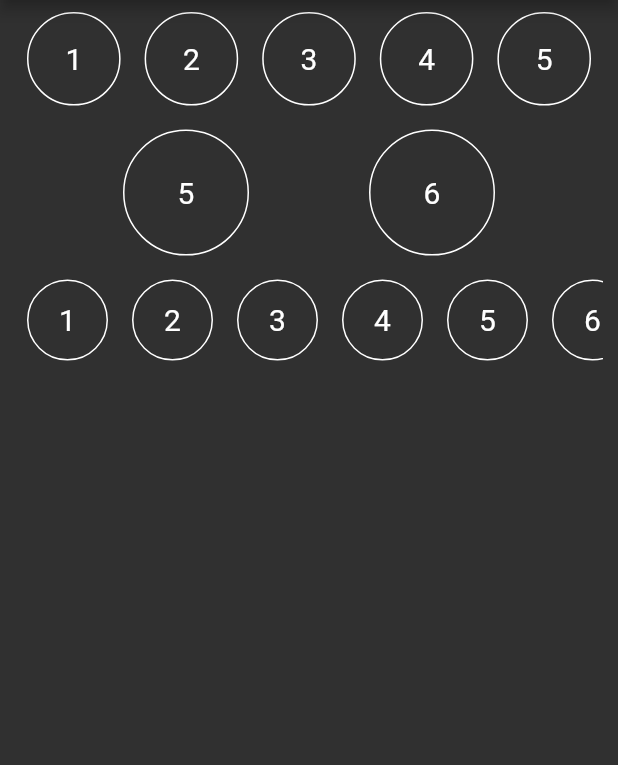
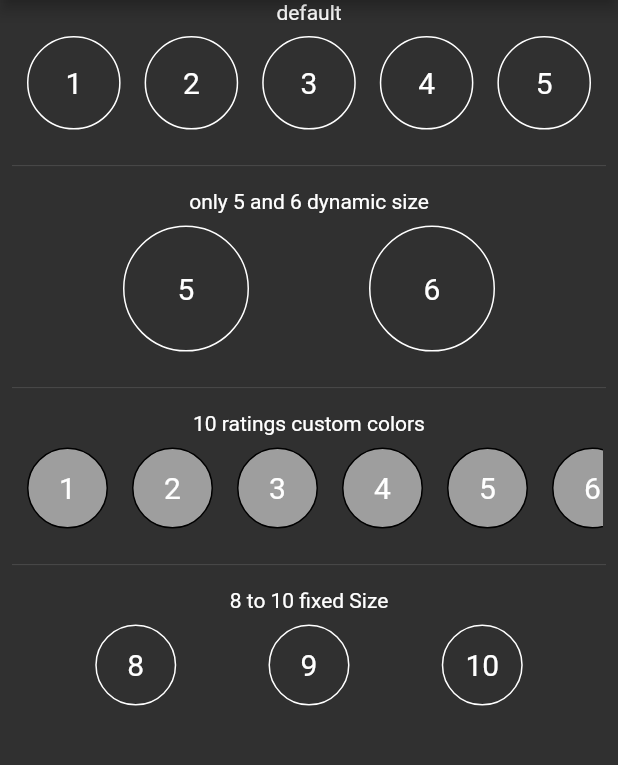
Before and after one commit to autlunatic/flutter_numbered_rating, a Flutter app: the screen it shows after launch, on a phone screen of 412 x 824 dp, the part 84-849 px from its top. Run offline on Flutter 3.47's test engine with Material 2 defaults, Android fonts, the phone set to English and light mode, and no system bars; our stand-ins replace flare_flutter.

Commit message:
better readme added fixed size

```diff
--- a/example/lib/main.dart
+++ b/example/lib/main.dart
@@ -36,12 +36,18 @@ class _MyHomePageState extends State<MyHomePage> {
       ),
       body: Column(
         children: <Widget>[
+          Text("default"),
           Center(
             child: NumberedRating(
                 // selectedBorderColor: Colors.blueAccent,
                 // selectedColor: Colors.grey,
                 ),
           ),
+          Padding(
+            padding: const EdgeInsets.all(8.0),
+            child: Divider(),
+          ),
+          Text("only 5 and 6 dynamic size"),
           Center(
             child: NumberedRating(
               minRating: 5,
@@ -50,9 +56,33 @@ class _MyHomePageState extends State<MyHomePage> {
               // selectedColor: Colors.grey,
             ),
           ),
+          Padding(
+            padding: const EdgeInsets.all(8.0),
+            child: Divider(),
+          ),
+          Text("10 ratings custom colors"),
           Center(
             child: NumberedRating(
               maxRating: 10,
+              color: Colors.grey,
+              borderColor: Colors.black,
+              selectedBorderColor: Colors.red,
+              selectedColor: Colors.orangeAccent,
+              // selectedBorderColor: Colors.blueAccent,
+              // selectedColor: Colors.grey,
+            ),
+          ),
+          Padding(
+            padding: const EdgeInsets.all(8.0),
+            child: Divider(),
+          ),
+          Text("8 to 10 fixed Size"),
+          Center(
+            child: NumberedRating(
+              minRating: 8,
+              maxRating: 10,
+              fixedItemWidth: 70,
+              onSelectRating: print,
               // selectedBorderColor: Colors.blueAccent,
               // selectedColor: Colors.grey,
             ),
--- a/lib/numbered_rating.dart
+++ b/lib/numbered_rating.dart
@@ -12,6 +12,7 @@ class NumberedRating extends StatefulWidget {
       {Key key,
       int minRating,
       int maxRating,
+      this.fixedItemWidth,
       this.color,
       this.borderColor,
       this.selectedColor,
@@ -26,6 +27,11 @@ class NumberedRating extends StatefulWidget {
 
   ///end number of rating
   final int maxRating;
+
+  /// set the width for one rating circle
+  ///
+  /// if this is not set, the widtch ranges from 70 to 100
+  final double fixedItemWidth;
 
   /// Color of the circle
   final Color color;
@@ -55,6 +61,7 @@ class _NumberedRatingState extends State<NumberedRating> {
 
   @override
   Widget build(BuildContext context) {
+    if (widget.fixedItemWidth == null) {
       _ratingWidth = (MediaQuery.of(context).size.width - 20) /
           (widget.maxRating - widget.minRating + 1);
       if (_ratingWidth < 70.0) {
@@ -62,6 +69,9 @@ class _NumberedRatingState extends State<NumberedRating> {
       }
       if (_ratingWidth > 100.0) {
         _ratingWidth = 100.0;
+      }
+    } else {
+      _ratingWidth = widget.fixedItemWidth;
     }
 
     final ratings = <Widget>[];
```
Also changed, not shown: 2 other files. Lines whose indentation alone changed are shown as unchanged.
